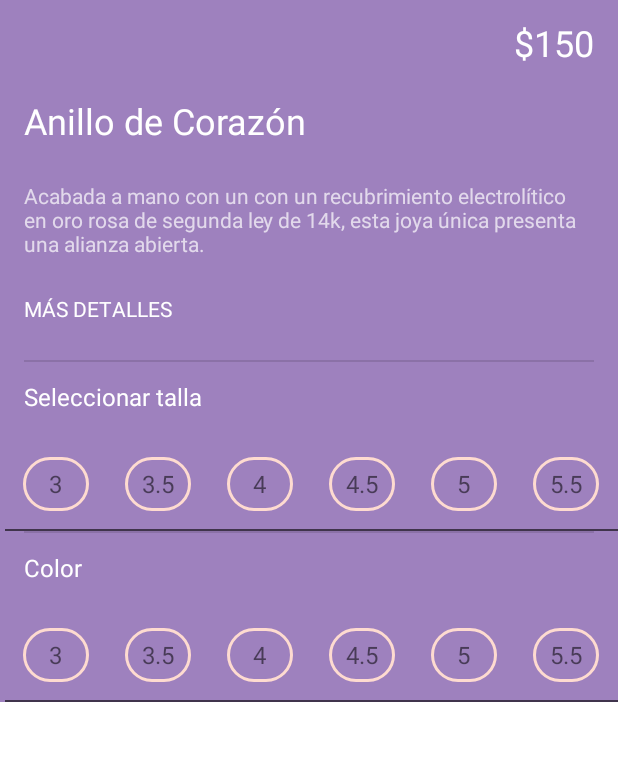
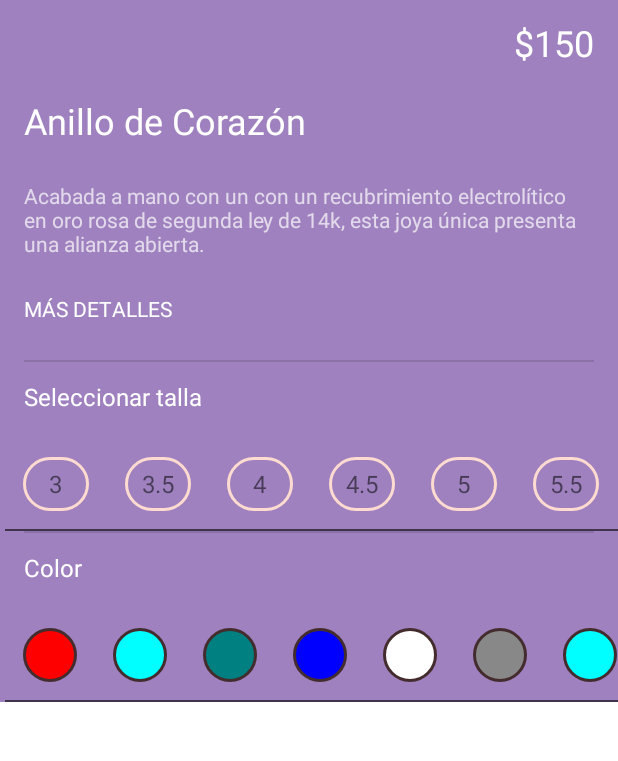
Before and after one commit to C3SC0-V4113/E-Commerce-Joyeria, an Android app: the ProductoDetalleActivity screen opened directly, with no data from a screen before it, on a phone screen of 412 x 824 dp, the part 384-1145 px from its top. Run offline under Robolectric (Android 15) with nearby library versions, the phone set to English and light mode, and no system bars.

Commit message:
Colores dinamicos realizados

```diff
--- a/app/src/main/java/com/udb/edu/joyeria_commerce/ProductoDetalleActivity.java
+++ b/app/src/main/java/com/udb/edu/joyeria_commerce/ProductoDetalleActivity.java
@@ -24,7 +24,7 @@ public class ProductoDetalleActivity extends AppCompatActivity implements Tallas
 
     String[] tallas={"3","3.5","4","4.5","5","5.5","6"};
 
-    String[] colores={"red","cyan","teal"};
+    String[] colores={"red","cyan","teal","blue","white","gray","aqua","fuchsia","navy","#085569"};
 
     @Override
     protected void onCreate(Bundle savedInstanceState) {
@@ -62,7 +62,7 @@ public class ProductoDetalleActivity extends AppCompatActivity implements Tallas
         coloresAdapter=new ColorAdapter(colorModelList,this);
 
         rcl_tallas.setAdapter(tallasAdapter);
-        rcl_colores.setAdapter(tallasAdapter);
+        rcl_colores.setAdapter(coloresAdapter);
     }
 
     @Override
--- a/app/src/main/res/layout/activity_producto_detalle.xml
+++ b/app/src/main/res/layout/activity_producto_detalle.xml
@@ -1,11 +1,15 @@
 <?xml version="1.0" encoding="utf-8"?>
-<androidx.constraintlayout.widget.ConstraintLayout xmlns:android="http://schemas.android.com/apk/res/android"
+<androidx.core.widget.NestedScrollView xmlns:android="http://schemas.android.com/apk/res/android"
     xmlns:app="http://schemas.android.com/apk/res-auto"
     xmlns:tools="http://schemas.android.com/tools"
     android:layout_width="match_parent"
     android:layout_height="match_parent"
     tools:context=".ProductoDetalleActivity">
 
+    <androidx.appcompat.widget.LinearLayoutCompat
+        android:layout_width="match_parent"
+        android:layout_height="wrap_content"
+        android:orientation="vertical">
         <ImageView
             android:id="@+id/img_detalle"
             android:layout_width="match_parent"
@@ -134,5 +138,8 @@
                 android:layout_below="@id/title_colores"/>
 
         </RelativeLayout>
+    </androidx.appcompat.widget.LinearLayoutCompat>
 
-</androidx.constraintlayout.widget.ConstraintLayout>
+
+
+</androidx.core.widget.NestedScrollView>
```
Also changed, not shown: app/src/main/java/com/udb/edu/joyeria_commerce/ColorAdapter.java (+7 -4 lines). Lines whose indentation alone changed are shown as unchanged.
